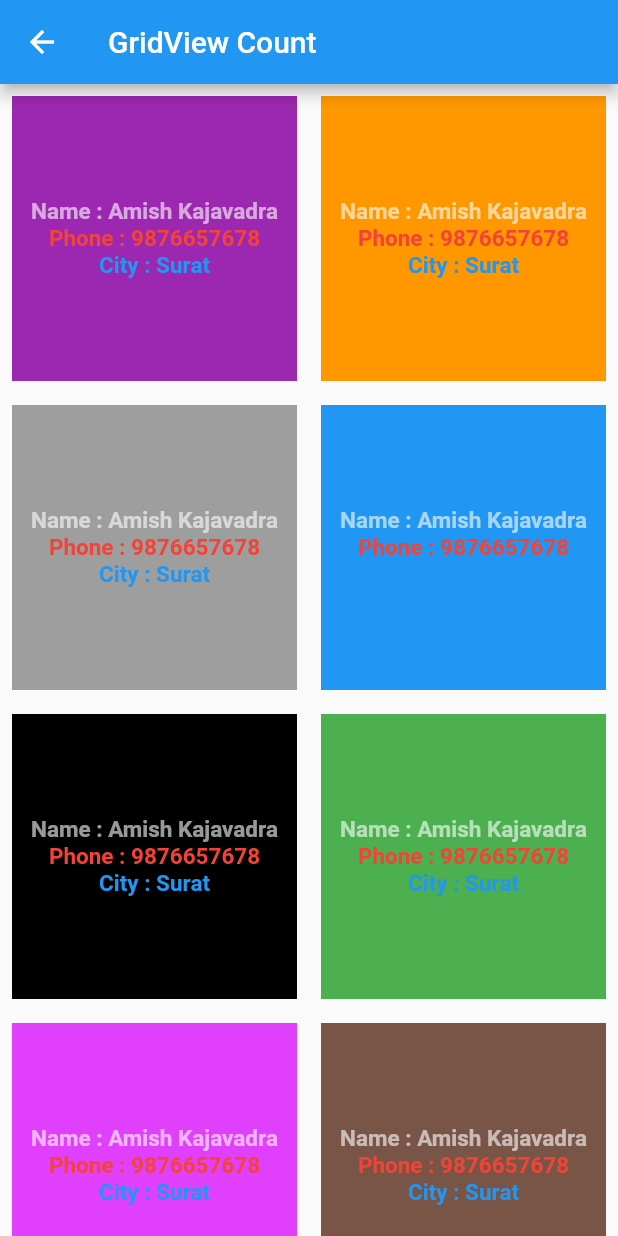
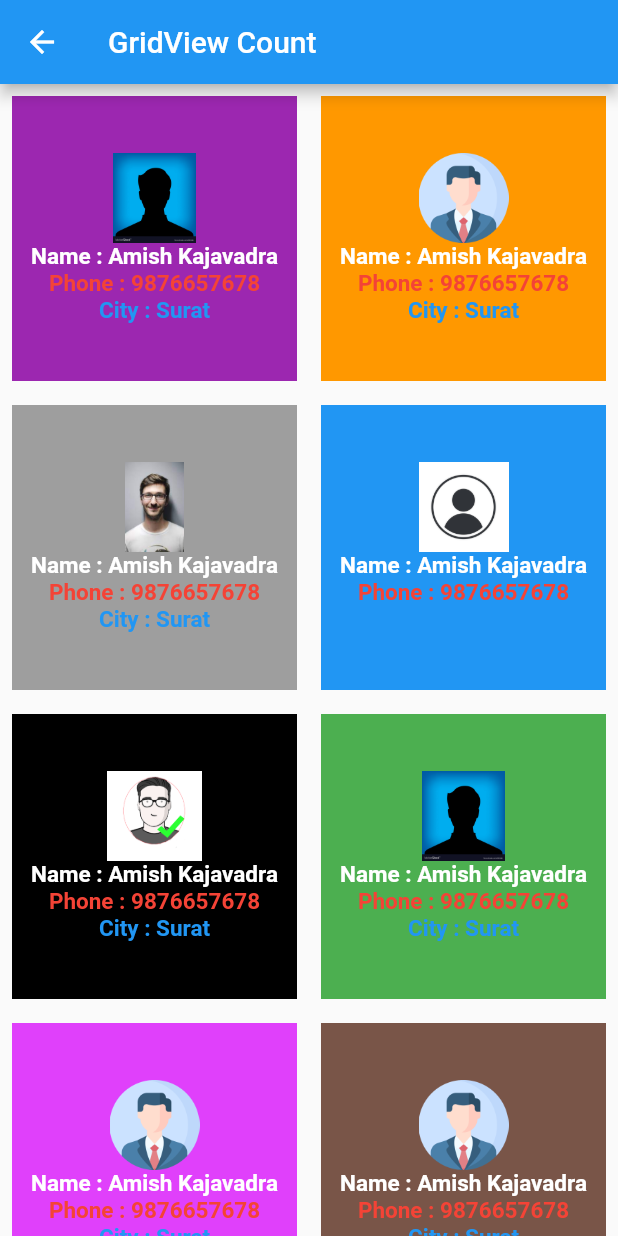
Before and after one commit to amishcodetrade/ListView-GridView, a Flutter app: the Gcount screen opened directly, on a phone screen of 412 x 824 dp. Run offline on Flutter 3.47's test engine with Material 2 defaults, Android fonts, the phone set to English and light mode, and no system bars.

Commit message:
Initial commit

```diff
--- a/lib/GridView/gridviewcount.dart
+++ b/lib/GridView/gridviewcount.dart
@@ -35,13 +35,17 @@ class Gcount extends StatelessWidget {
                 child: Column(
                   mainAxisAlignment: MainAxisAlignment.center,
                   crossAxisAlignment: CrossAxisAlignment.center,
-                  children: const [
+                  children: [
+                    SizedBox(
+                        width: 80,
+                        height: 60,
+                        child: Image.asset('assets/male.jpg')),
                     Text(
                       "Name : Amish Kajavadra",
                       style: TextStyle(
                           fontSize: 15,
                           fontWeight: FontWeight.bold,
-                          color: Colors.white60),
+                          color: Colors.white),
                     ),
                     Text(
                       "Phone : 9876657678",
@@ -70,13 +74,17 @@ class Gcount extends StatelessWidget {
                 child: Column(
                   mainAxisAlignment: MainAxisAlignment.center,
                   crossAxisAlignment: CrossAxisAlignment.center,
-                  children: const [
+                  children: [
+                    SizedBox(
+                        width: 80,
+                        height: 60,
+                        child: Image.asset('assets/m1.png')),
                     Text(
                       "Name : Amish Kajavadra",
                       style: TextStyle(
                           fontSize: 15,
                           fontWeight: FontWeight.bold,
-                          color: Colors.white60),
+                          color: Colors.white),
                     ),
                     Text(
                       "Phone : 9876657678",
@@ -105,13 +113,17 @@ class Gcount extends StatelessWidget {
                 child: Column(
                   mainAxisAlignment: MainAxisAlignment.center,
                   crossAxisAlignment: CrossAxisAlignment.center,
-                  children: const [
+                  children: [
+                    SizedBox(
+                        width: 80,
+                        height: 60,
+                        child: Image.asset('assets/m2.jpeg')),
                     Text(
                       "Name : Amish Kajavadra",
                       style: TextStyle(
                           fontSize: 15,
                           fontWeight: FontWeight.bold,
-                          color: Colors.white60),
+                          color: Colors.white),
                     ),
                     Text(
                       "Phone : 9876657678",
@@ -140,13 +152,17 @@ class Gcount extends StatelessWidget {
                 child: Column(
                   mainAxisAlignment: MainAxisAlignment.center,
                   crossAxisAlignment: CrossAxisAlignment.center,
-                  children: const [
+                  children: [
+                    SizedBox(
+                        width: 80,
+                        height: 60,
+                        child: Image.asset('assets/m3.jpg')),
                     Text(
                       "Name : Amish Kajavadra",
                       style: TextStyle(
                           fontSize: 15,
                           fontWeight: FontWeight.bold,
-                          color: Colors.white60),
+                          color: Colors.white),
                     ),
                     Text(
                       "Phone : 9876657678",
@@ -175,13 +191,17 @@ class Gcount extends StatelessWidget {
                 child: Column(
                   mainAxisAlignment: MainAxisAlignment.center,
                   crossAxisAlignment: CrossAxisAlignment.center,
-                  children: const [
+                  children: [
+                    SizedBox(
+                        width: 80,
+                        height: 60,
+                        child: Image.asset('assets/m4.png')),
                     Text(
                       "Name : Amish Kajavadra",
                       style: TextStyle(
                           fontSize: 15,
                           fontWeight: FontWeight.bold,
-                          color: Colors.white60),
+                          color: Colors.white),
                     ),
                     Text(
                       "Phone : 9876657678",
@@ -210,13 +230,17 @@ class Gcount extends StatelessWidget {
                 child: Column(
                   mainAxisAlignment: MainAxisAlignment.center,
                   crossAxisAlignment: CrossAxisAlignment.center,
-                  children: const [
+                  children: [
+                    SizedBox(
+                        width: 80,
+                        height: 60,
+                        child: Image.asset('assets/male.jpg')),
                     Text(
                       "Name : Amish Kajavadra",
                       style: TextStyle(
                           fontSize: 15,
                           fontWeight: FontWeight.bold,
-                          color: Colors.white60),
+                          color: Colors.white),
                     ),
                     Text(
                       "Phone : 9876657678",
@@ -245,13 +269,17 @@ class Gcount extends StatelessWidget {
                 child: Column(
                   mainAxisAlignment: MainAxisAlignment.center,
                   crossAxisAlignment: CrossAxisAlignment.center,
-                  children: const [
+                  children: [
+                    SizedBox(
+                        width: 80,
+                        height: 60,
+                        child: Image.asset('assets/m1.png')),
                     Text(
                       "Name : Amish Kajavadra",
                       style: TextStyle(
                           fontSize: 15,
                           fontWeight: FontWeight.bold,
-                          color: Colors.white60),
+                          color: Colors.white),
                     ),
                     Text(
                       "Phone : 9876657678",
@@ -280,13 +308,17 @@ class Gcount extends StatelessWidget {
                 child: Column(
                   mainAxisAlignment: MainAxisAlignment.center,
                   crossAxisAlignment: CrossAxisAlignment.center,
-                  children: const [
+                  children: [
+                    SizedBox(
+                        width: 80,
+                        height: 60,
+                        child: Image.asset('assets/m1.png')),
                     Text(
                       "Name : Amish Kajavadra",
                       style: TextStyle(
                           fontSize: 15,
                           fontWeight: FontWeight.bold,
-                          color: Colors.white60),
+                          color: Colors.white),
                     ),
                     Text(
                       "Phone : 9876657678",
@@ -315,13 +347,17 @@ class Gcount extends StatelessWidget {
                 child: Column(
                   mainAxisAlignment: MainAxisAlignment.center,
                   crossAxisAlignment: CrossAxisAlignment.center,
-                  children: const [
+                  children: [
+                    SizedBox(
+                        width: 80,
+                        height: 60,
+                        child: Image.asset('assets/m4.png')),
                     Text(
                       "Name : Amish Kajavadra",
                       style: TextStyle(
                           fontSize: 15,
                           fontWeight: FontWeight.bold,
-                          color: Colors.white60),
+                          color: Colors.white),
                     ),
                     Text(
                       "Phone : 9876657678",
@@ -350,13 +386,17 @@ class Gcount extends StatelessWidget {
                 child: Column(
                   mainAxisAlignment: MainAxisAlignment.center,
                   crossAxisAlignment: CrossAxisAlignment.center,
-                  children: const [
+                  children: [
+                    SizedBox(
+                        width: 80,
+                        height: 60,
+                        child: Image.asset('assets/m2.jpeg')),
                     Text(
                       "Name : Amish Kajavadra",
                       style: TextStyle(
                           fontSize: 15,
                           fontWeight: FontWeight.bold,
-                          color: Colors.white60),
+                          color: Colors.white),
                     ),
                     Text(
                       "Phone : 9876657678",
```
Also changed, not shown: lib/GridView/gridviewextend.dart (+60 -20 lines), lib/ListView/listviewseparated.dart (+89 -13 lines).
